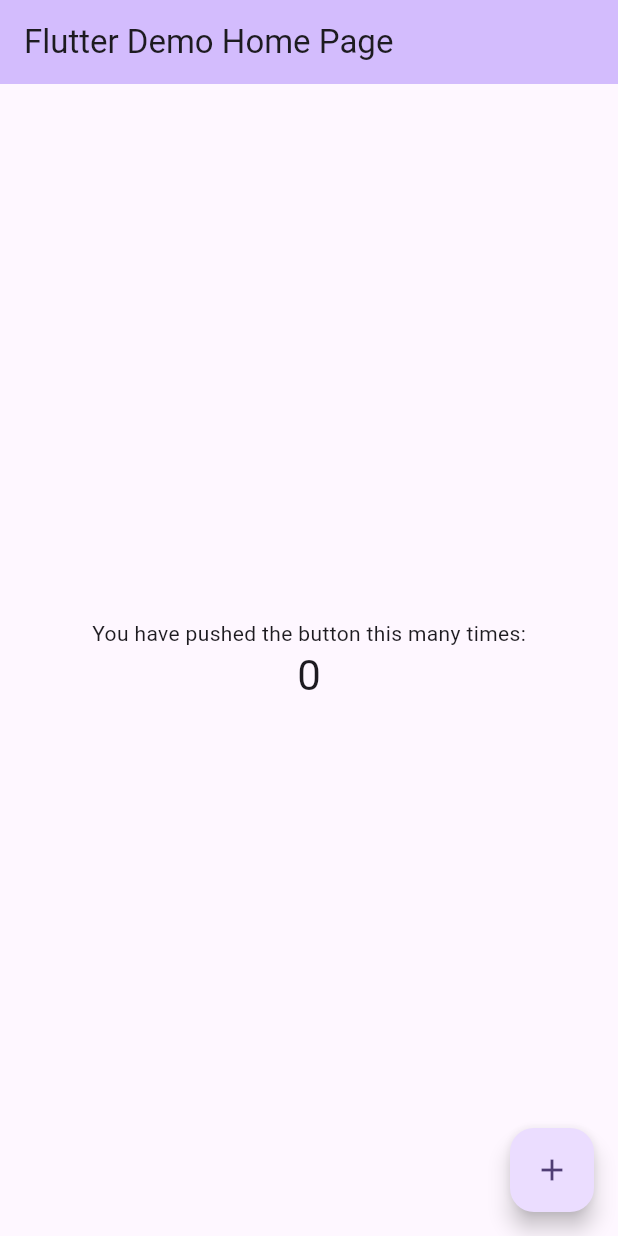
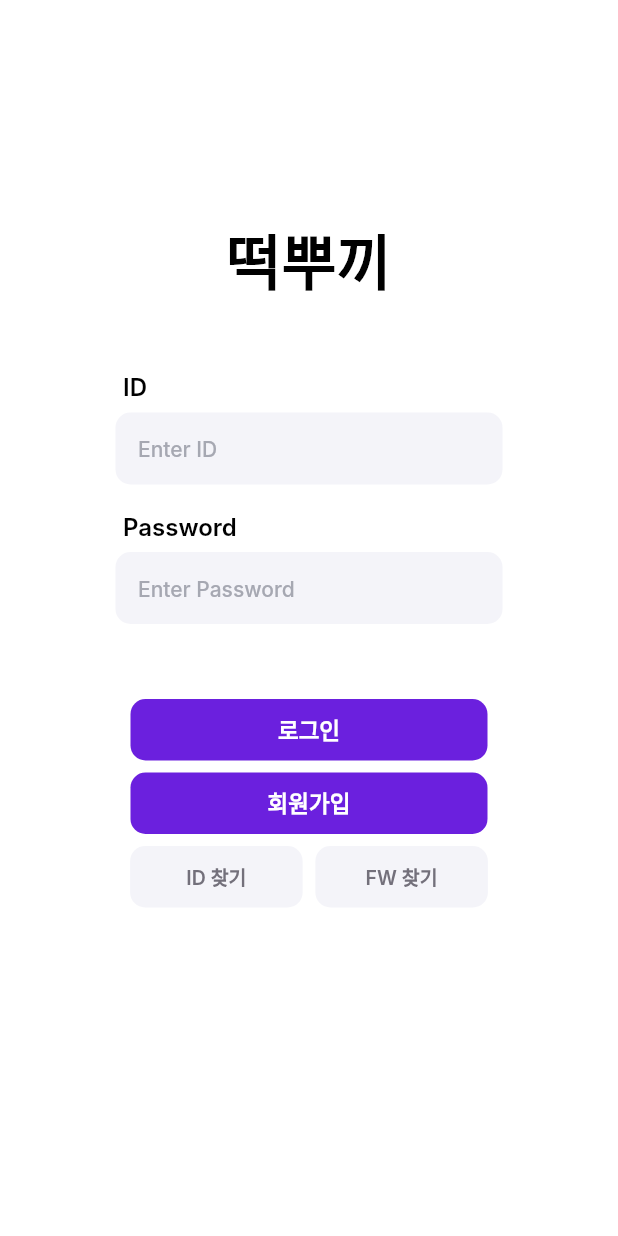
Before and after one commit to hyun56/food_chat_app, a Flutter app: the screen it shows after launch, on a phone screen of 412 x 824 dp. Run offline on Flutter 3.47's test engine with Material 2 defaults, Android fonts, the phone set to English and light mode, and no system bars; Roboto replaces fonts that are missing (Inter).

Commit message:
login screen

```diff
--- a/lib/main.dart
+++ b/lib/main.dart
@@ -1,125 +1,48 @@
+import 'package:food_chat_app/screens/login_screen.dart';
 import 'package:flutter/material.dart';
 
-void main() {
+void main() async {
   runApp(const MyApp());
 }
 
 class MyApp extends StatelessWidget {
   const MyApp({super.key});
 
-  // This widget is the root of your application.
   @override
   Widget build(BuildContext context) {
     return MaterialApp(
-      title: 'Flutter Demo',
+      title: 'community app',
       theme: ThemeData(
-        // This is the theme of your application.
-        //
-        // TRY THIS: Try running your application with "flutter run". You'll see
-        // the application has a blue toolbar. Then, without quitting the app,
-        // try changing the seedColor in the colorScheme below to Colors.green
-        // and then invoke "hot reload" (save your changes or press the "hot
-        // reload" button in a Flutter-supported IDE, or press "r" if you used
-        // the command line to start the app).
-        //
-        // Notice that the counter didn't reset back to zero; the application
-        // state is not lost during the reload. To reset the state, use hot
-        // restart instead.
-        //
-        // This works for code too, not just values: Most code changes can be
-        // tested with just a hot reload.
-        colorScheme: ColorScheme.fromSeed(seedColor: Colors.deepPurple),
-        useMaterial3: true,
+        scaffoldBackgroundColor: Colors.white,
+        //primarySwatch: Colors.blue,
+        colorScheme:
+            ColorScheme.fromSwatch(primarySwatch: Colors.deepPurple).copyWith(
+          secondary: Colors.pink,
+          brightness: Brightness.light,
+        ),
+        // primaryColor: Colors.pink,
+
+        /*elevatedButtonTheme: ElevatedButtonThemeData(
+          style: ElevatedButton.styleFrom(
+            backgroundColor: Colors.pink, // 버튼 배경색
+            foregroundColor: Colors.white, // 글씨색
+            shape: RoundedRectangleBorder(
+              borderRadius: BorderRadius.circular(20),
+            ),
+          ),
+        ),
+
+        textButtonTheme: TextButtonThemeData(
+            style: TextButton.styleFrom(
+          backgroundColor: Colors.white,
+          foregroundColor: Colors.pink,
+        )),*/
       ),
-      home: const MyHomePage(title: 'Flutter Demo Home Page'),
+      home: StreamBuilder(
+        builder: (ctx, userSnapshot) {
+          return LoginScreen();
+        },
+      ),
     );
   }
 }
-
-class MyHomePage extends StatefulWidget {
-  const MyHomePage({super.key, required this.title});
-
-  // This widget is the home page of your application. It is stateful, meaning
-  // that it has a State object (defined below) that contains fields that affect
-  // how it looks.
-
-  // This class is the configuration for the state. It holds the values (in this
-  // case the title) provided by the parent (in this case the App widget) and
-  // used by the build method of the State. Fields in a Widget subclass are
-  // always marked "final".
-
-  final String title;
-
-  @override
-  State<MyHomePage> createState() => _MyHomePageState();
-}
-
-class _MyHomePageState extends State<MyHomePage> {
-  int _counter = 0;
-
-  void _incrementCounter() {
-    setState(() {
-      // This call to setState tells the Flutter framework that something has
-      // changed in this State, which causes it to rerun the build method below
-      // so that the display can reflect the updated values. If we changed
-      // _counter without calling setState(), then the build method would not be
-      // called again, and so nothing would appear to happen.
-      _counter++;
-    });
-  }
-
-  @override
-  Widget build(BuildContext context) {
-    // This method is rerun every time setState is called, for instance as done
-    // by the _incrementCounter method above.
-    //
-    // The Flutter framework has been optimized to make rerunning build methods
-    // fast, so that you can just rebuild anything that needs updating rather
-    // than having to individually change instances of widgets.
-    return Scaffold(
-      appBar: AppBar(
-        // TRY THIS: Try changing the color here to a specific color (to
-        // Colors.amber, perhaps?) and trigger a hot reload to see the AppBar
-        // change color while the other colors stay the same.
-        backgroundColor: Theme.of(context).colorScheme.inversePrimary,
-        // Here we take the value from the MyHomePage object that was created by
-        // the App.build method, and use it to set our appbar title.
-        title: Text(widget.title),
-      ),
-      body: Center(
-        // Center is a layout widget. It takes a single child and positions it
-        // in the middle of the parent.
-        child: Column(
-          // Column is also a layout widget. It takes a list of children and
-          // arranges them vertically. By default, it sizes itself to fit its
-          // children horizontally, and tries to be as tall as its parent.
-          //
-          // Column has various properties to control how it sizes itself and
-          // how it positions its children. Here we use mainAxisAlignment to
-          // center the children vertically; the main axis here is the vertical
-          // axis because Columns are vertical (the cross axis would be
-          // horizontal).
-          //
-          // TRY THIS: Invoke "debug painting" (choose the "Toggle Debug Paint"
-          // action in the IDE, or press "p" in the console), to see the
-          // wireframe for each widget.
-          mainAxisAlignment: MainAxisAlignment.center,
-          children: <Widget>[
-            const Text(
-              'You have pushed the button this many times:',
-            ),
-            Text(
-              '$_counter',
-              style: Theme.of(context).textTheme.headlineMedium,
-            ),
-          ],
-        ),
-      ),
-      floatingActionButton: FloatingActionButton(
-        onPressed: _incrementCounter,
-        tooltip: 'Increment',
-        child: const Icon(Icons.add),
-      ), // This trailing comma makes auto-formatting nicer for build methods.
-    );
-  }
-}
--- /dev/null
+++ b/lib/screens/login_screen.dart
@@ -0,0 +1,270 @@
+import 'package:flutter/material.dart';
+
+class LoginScreen extends StatefulWidget {
+  const LoginScreen({Key? key}) : super(key: key);
+
+  @override
+  State<LoginScreen> createState() => _LoginScreenState();
+}
+
+class _LoginScreenState extends State<LoginScreen> {
+  @override
+  Widget build(BuildContext context) {
+    return Container(
+      color: Colors.white,
+      child: Center(
+        child: Padding(
+          padding:
+              EdgeInsets.symmetric(horizontal: 53), // Add horizontal padding
+          child: Card(
+            color: Colors.white,
+            elevation: 0.0, // Remove the shadow
+            child: Column(
+              children: [
+                Padding(
+                  padding: EdgeInsets.only(top: 140, bottom: 25),
+                  child: Text(
+                    "떡뿌끼",
+                    textAlign: TextAlign.center,
+                    style: TextStyle(
+                      color: Colors.black,
+                      fontSize: 40,
+                      fontFamily: "Inter",
+                      fontWeight: FontWeight.w800,
+                    ),
+                  ),
+                ),
+                SingleChildScrollView(
+                  child: Padding(
+                    padding: EdgeInsets.all(20),
+                    child: Form(
+                      //key: _formKey,
+                      child: Column(
+                        mainAxisSize: MainAxisSize.min,
+                        children: <Widget>[
+                          Align(
+                            alignment: Alignment.centerLeft,
+                            child: Padding(
+                              padding: EdgeInsets.only(bottom: 8, left: 5),
+                              child: Text(
+                                'ID',
+                                style: TextStyle(
+                                  color: Colors.black,
+                                  fontSize: 16,
+                                  fontFamily: "Inter",
+                                  fontWeight: FontWeight.w600,
+                                ),
+                              ),
+                            ),
+                          ),
+                          Container(
+                            decoration: BoxDecoration(
+                              borderRadius: BorderRadius.circular(10),
+                              color: Color(0xfff4f4f9),
+                            ),
+                            child: TextFormField(
+                              key: ValueKey('email'),
+                              autocorrect: false,
+                              textCapitalization: TextCapitalization.none,
+                              validator: (value) {
+                                if (value!.isEmpty || !value.contains('@')) {
+                                  return 'Please enter a valid email address.';
+                                }
+                                return null;
+                              },
+                              keyboardType: TextInputType.emailAddress,
+                              decoration: InputDecoration(
+                                //labelText: 'Enter ID',
+                                hintText: 'Enter ID',
+                                contentPadding: EdgeInsets.symmetric(
+                                    vertical: 10, horizontal: 15),
+                                border: InputBorder.none,
+                                //floatingLabelBehavior:
+                                //    FloatingLabelBehavior.never,
+                                /*labelStyle: TextStyle(
+                                  color: Color(0xff73707b),
+                                  fontSize: 14,
+                                  fontFamily: "Inter",
+                                ),*/
+                                hintStyle: TextStyle(
+                                  color: Color(0xffa6a8b2),
+                                  fontSize: 14,
+                                  fontFamily: "Inter",
+                                  fontWeight: FontWeight.w500,
+                                ),
+                              ),
+                            ),
+                          ),
+                          SizedBox(height: 18),
+                          Align(
+                            alignment: Alignment.centerLeft,
+                            child: Padding(
+                              padding: EdgeInsets.only(bottom: 8, left: 5),
+                              child: Text(
+                                'Password',
+                                style: TextStyle(
+                                  color: Colors.black,
+                                  fontSize: 16,
+                                  fontFamily: "Inter",
+                                  fontWeight: FontWeight.w600,
+                                ),
+                              ),
+                            ),
+                          ),
+                          Container(
+                            decoration: BoxDecoration(
+                              borderRadius: BorderRadius.circular(10),
+                              color: Color(0xfff4f4f9),
+                            ),
+                            child: TextFormField(
+                              key: ValueKey('password'),
+                              validator: (value) {
+                                if (value!.isEmpty || value.length < 7) {
+                                  return 'Password must be at least 7 characters long.';
+                                }
+                                return null;
+                              },
+                              decoration: InputDecoration(
+                                hintText: 'Enter Password',
+                                contentPadding: EdgeInsets.only(left: 15),
+                                border: InputBorder.none,
+                                floatingLabelBehavior:
+                                    FloatingLabelBehavior.never,
+                                hintStyle: TextStyle(
+                                    color: Color(0xffa6a8b2),
+                                    fontSize: 14,
+                                    fontFamily: "Inter",
+                                    fontWeight: FontWeight.w500),
+                              ),
+                              obscureText: true,
+                            ),
+                          ),
+                          SizedBox(height: 50), // 로그인 button 위에 여백
+                          Container(
+                            width: 238,
+                            height: 41,
+                            child: ElevatedButton(
+                              onPressed: () {
+                                // Add your onPressed logic here
+                              },
+                              style: ElevatedButton.styleFrom(
+                                backgroundColor: Color(0xff6b20de),
+                                shape: RoundedRectangleBorder(
+                                  borderRadius: BorderRadius.circular(10),
+                                ),
+                                elevation: 0.0,
+                              ),
+                              child: Text(
+                                "로그인",
+                                textAlign: TextAlign.center,
+                                style: TextStyle(
+                                  color: Colors.white,
+                                  fontSize: 15,
+                                  fontFamily: "Inter",
+                                  fontWeight: FontWeight.w600,
+                                ),
+                              ),
+                            ),
+                          ),
+                          SizedBox(height: 8), // 회원가입 button 위에 여백
+                          Container(
+                            width: 238,
+                            height: 41,
+                            child: ElevatedButton(
+                              onPressed: () {
+                                // Add your onPressed logic here
+                              },
+                              style: ElevatedButton.styleFrom(
+                                backgroundColor: Color(0xff6b20de),
+                                shape: RoundedRectangleBorder(
+                                  borderRadius: BorderRadius.circular(10),
+                                ),
+                                elevation: 0.0,
+                              ),
+                              child: Text(
+                                "회원가입",
+                                textAlign: TextAlign.center,
+                                style: TextStyle(
+                                  color: Colors.white,
+                                  fontSize: 15,
+                                  fontFamily: "Inter",
+                                  fontWeight: FontWeight.w600,
+                                ),
+                              ),
+                            ),
+                          ),
+                          SizedBox(
+                              height: 8), // Adjust the spacing between buttons
+                          Row(
+                            mainAxisAlignment: MainAxisAlignment.center,
+                            children: [
+                              Container(
+                                width: 115,
+                                height: 41,
+                                child: ElevatedButton(
+                                  onPressed: () {
+                                    // Add your onPressed logic here
+                                  },
+                                  style: ElevatedButton.styleFrom(
+                                    backgroundColor: Color(0xfff4f4f9),
+                                    shape: RoundedRectangleBorder(
+                                      borderRadius: BorderRadius.circular(10),
+                                    ),
+                                    elevation: 0.0,
+                                  ),
+                                  child: Text(
+                                    "ID 찾기",
+                                    textAlign: TextAlign.center,
+                                    style: TextStyle(
+                                      color: Color(0xff73707b),
+                                      fontSize: 13,
+                                      fontFamily: "Inter",
+                                      fontWeight: FontWeight.w600,
+                                    ),
+                                  ),
+                                ),
+                              ),
+                              SizedBox(
+                                  width:
+                                      8.5), // Adjust the spacing between buttons
+                              Container(
+                                width: 115,
+                                height: 41,
+                                child: ElevatedButton(
+                                  onPressed: () {
+                                    // Add your onPressed logic here
+                                  },
+                                  style: ElevatedButton.styleFrom(
+                                    backgroundColor: Color(0xfff4f4f9),
+                                    shape: RoundedRectangleBorder(
+                                      borderRadius: BorderRadius.circular(10),
+                                    ),
+                                    elevation: 0.0,
+                                  ),
+                                  child: Text(
+                                    "FW 찾기",
+                                    textAlign: TextAlign.center,
+                                    style: TextStyle(
+                                      color: Color(0xff73707b),
+                                      fontSize: 13,
+                                      fontFamily: "Inter",
+                                      fontWeight: FontWeight.w600,
+                                    ),
+                                  ),
+                                ),
+                              ),
+                            ],
+                          ),
+                        ],
+                      ),
+                    ),
+                  ),
+                ),
+              ],
+            ),
+          ),
+        ),
+      ),
+    );
+  }
+}
```
